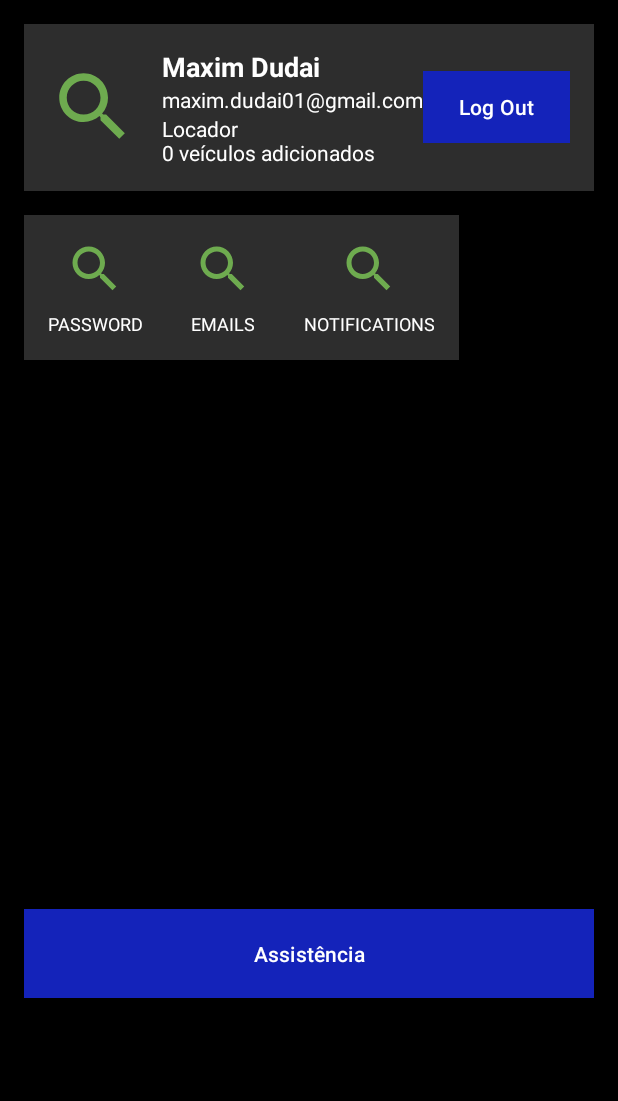
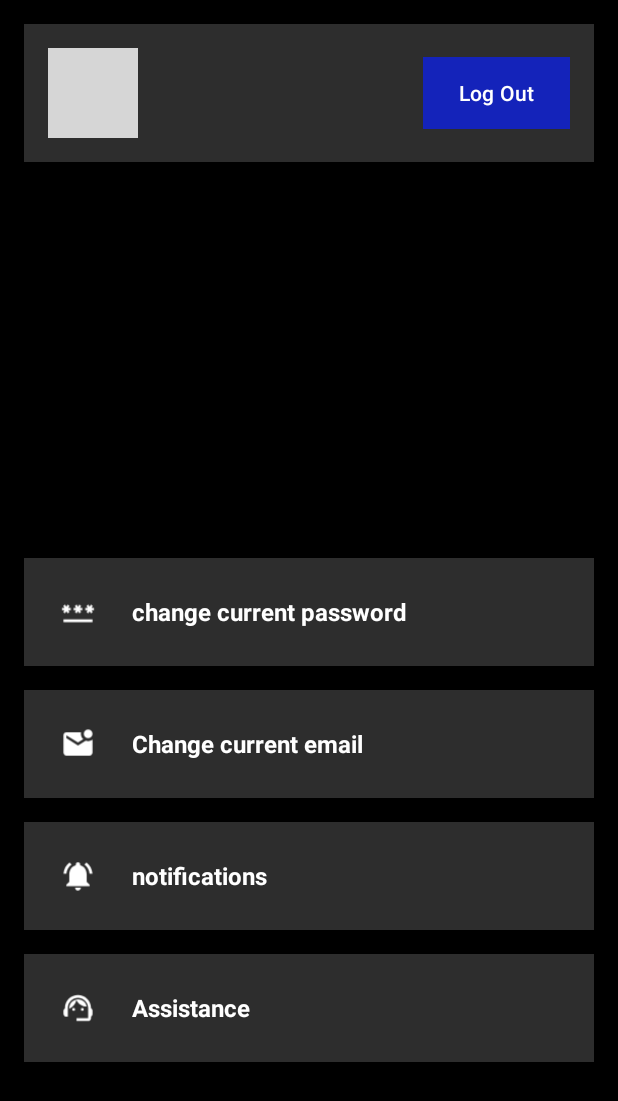
Before and after one commit to maximdudai/FastWheels, an Android app: the screen it shows after launch (UserProfile), after a tap on "LOGIN", on a phone screen of 412 x 824 dp. Shown: the top 1101 px of the screen. Run offline under Robolectric (Android 15) with nearby library versions, the phone set to English and light mode, and no system bars; grey boxes are pictures that could not be loaded.

Commit message:
PFW-15
- profile icons (user, password, email, notification, assistance)
- changed profile buttons order to vertical
- update profile UI with logged email

```diff
--- a/Mobile/app/src/main/AndroidManifest.xml
+++ b/Mobile/app/src/main/AndroidManifest.xml
@@ -14,7 +14,9 @@
         tools:targetApi="31">
         <activity
             android:name=".UserProfile"
-            android:exported="false" />
+            android:exported="false"
+            android:parentActivityName=".MainActivity"
+            />
         <activity
             android:name=".VehicleDetailsActivity"
             android:exported="false"
--- a/Mobile/app/src/main/java/pt/ipleiria/estg/dei/fastwheels/Login.java
+++ b/Mobile/app/src/main/java/pt/ipleiria/estg/dei/fastwheels/Login.java
@@ -57,45 +57,42 @@ public class Login extends AppCompatActivity {
 
     public void handleLoginAccount(View v) {
 
-        Intent toProfile = new Intent(this, UserProfile.class);
-        startActivity(toProfile);
-//
-//        boolean isDataEmpty = userEmail.length() == 0 && userPassword.length() == 0;
-//
-//        if(isDataEmpty)
-//            return;
-//
-//        if(!Helpers.isPasswordValid(userPassword.getText().toString())) {
-//            //TODO: custom error handler
-//            Toast.makeText(this, "Invalid Password", Toast.LENGTH_SHORT).show();
-//            return;
-//        }
-//        if(!Helpers.isEmailValid(userEmail.getText().toString())) {
-//            //TODO: custom error handler
-//            Toast.makeText(this, "Invalid email address", Toast.LENGTH_SHORT).show();
-//            return;
-//        }
-//
-//        //TODO: Query to database (POST) to check if user exists
-//
-//        if (keepLoggedInCheckbox.isChecked()) {
-//            SharedPreferences sharedPreferences = getSharedPreferences(PREFS_NAME, MODE_PRIVATE);
-//            SharedPreferences.Editor editor = sharedPreferences.edit();
-//            editor.putBoolean(KEY_KEEP_LOGGED_IN, true);
-//            editor.putString(KEY_EMAIL, userEmail.getText().toString());
-//            editor.putString(KEY_PASSWORD, userPassword.getText().toString());
-//            editor.apply();
-//        } else {
-//            // Remover credenciais caso não queira manter o login automático
-//            SharedPreferences sharedPreferences = getSharedPreferences(PREFS_NAME, MODE_PRIVATE);
-//            SharedPreferences.Editor editor = sharedPreferences.edit();
-//            editor.clear();
-//            editor.apply();
-//        }
-//
-//        // Redirecionar para a MainActivity
-//        Intent mainActivity = new Intent(this, MainActivity.class);
-//        startActivity(mainActivity);
-            finish();
+        boolean isDataEmpty = userEmail.length() == 0 && userPassword.length() == 0;
+
+        if(isDataEmpty)
+            return;
+
+        if(!Helpers.isPasswordValid(userPassword.getText().toString())) {
+            //TODO: custom error handler
+            Toast.makeText(this, "Invalid Password", Toast.LENGTH_SHORT).show();
+            return;
+        }
+        if(!Helpers.isEmailValid(userEmail.getText().toString())) {
+            //TODO: custom error handler
+            Toast.makeText(this, "Invalid email address", Toast.LENGTH_SHORT).show();
+            return;
+        }
+
+        //TODO: Query to database (POST) to check if user exists
+
+        if (keepLoggedInCheckbox.isChecked()) {
+            SharedPreferences sharedPreferences = getSharedPreferences(Constants.PREFS_NAME, MODE_PRIVATE);
+            SharedPreferences.Editor editor = sharedPreferences.edit();
+            editor.putBoolean(Constants.KEY_KEEP_LOGGED_IN, true);
+            editor.putString(Constants.KEY_EMAIL, userEmail.getText().toString());
+            editor.putString(Constants.KEY_PASSWORD, userPassword.getText().toString());
+            editor.apply();
+        } else {
+            // Remover credenciais caso não queira manter o login automático
+            SharedPreferences sharedPreferences = getSharedPreferences(Constants.PREFS_NAME, MODE_PRIVATE);
+            SharedPreferences.Editor editor = sharedPreferences.edit();
+            editor.clear();
+            editor.apply();
+        }
+
+        // Redirecionar para a MainActivity
+        Intent mainActivity = new Intent(this, UserProfile.class);
+        startActivity(mainActivity);
+        finish();
     }
 }
--- a/Mobile/app/src/main/java/pt/ipleiria/estg/dei/fastwheels/UserProfile.java
+++ b/Mobile/app/src/main/java/pt/ipleiria/estg/dei/fastwheels/UserProfile.java
@@ -4,6 +4,7 @@ import android.content.Intent;
 import android.content.SharedPreferences;
 import android.os.Bundle;
 import android.view.View;
+import android.widget.TextView;
 
 import androidx.appcompat.app.AppCompatActivity;
 
@@ -11,10 +12,22 @@ import pt.ipleiria.estg.dei.fastwheels.constants.Constants;
 
 public class UserProfile extends AppCompatActivity {
 
+    private TextView loggedEmail, loggedName;
+
     @Override
     protected void onCreate(Bundle savedInstanceState) {
         super.onCreate(savedInstanceState);
         setContentView(R.layout.activity_user_profile);
+
+        loggedEmail = findViewById(R.id.loggedEmail);
+        loggedName = findViewById(R.id.loggedName);
+
+        //get saved data
+        SharedPreferences sharedPreferences = getSharedPreferences(Constants.PREFS_NAME, MODE_PRIVATE);
+
+        // update UI
+        loggedEmail.setText(sharedPreferences.getString(Constants.KEY_EMAIL, null));
+        loggedName.setText(sharedPreferences.getString(Constants.KEY_EMAIL, null));
     }
 
     public void handleLogout(View v) {
--- a/Mobile/app/src/main/res/layout/activity_user_profile.xml
+++ b/Mobile/app/src/main/res/layout/activity_user_profile.xml
@@ -1,39 +1,31 @@
 <?xml version="1.0" encoding="utf-8"?>
-<androidx.constraintlayout.widget.ConstraintLayout xmlns:android="http://schemas.android.com/apk/res/android"
+<LinearLayout xmlns:android="http://schemas.android.com/apk/res/android"
     xmlns:app="http://schemas.android.com/apk/res-auto"
-    xmlns:tools="http://schemas.android.com/tools"
-    android:id="@+id/main"
     android:layout_width="match_parent"
     android:layout_height="match_parent"
-    tools:context=".UserProfile">
-
-    <ScrollView
-        android:layout_width="match_parent"
-        android:layout_height="match_parent"
-        android:background="#000000"
-        android:padding="16dp">
-
-        <LinearLayout
-            android:layout_width="match_parent"
-            android:layout_height="wrap_content"
+    xmlns:tools="http://schemas.android.com/tools"
     android:orientation="vertical"
-            android:gravity="center">
+    android:background="@color/black"
+    android:padding="16dp"
+    tools:context=".MainActivity">
 
     <!-- User Info Section -->
     <LinearLayout
+        android:id="@+id/userInfoSection"
         android:layout_width="match_parent"
         android:layout_height="wrap_content"
         android:orientation="horizontal"
+        android:gravity="center_vertical"
         android:background="#2D2D2D"
         android:padding="16dp"
-                android:layout_marginBottom="16dp"
-                android:gravity="center_vertical">
+        android:layout_marginBottom="16dp">
 
         <ImageView
             android:layout_width="60dp"
             android:layout_height="60dp"
-                    android:src="@drawable/ic_search"
+            android:src="@drawable/ic_man_foreground"
             android:layout_marginEnd="16dp"
+            android:contentDescription="@string/user_profile"
             app:tint="#99ff65" />
 
         <LinearLayout
@@ -43,24 +35,19 @@
             android:layout_weight="1">
 
             <TextView
+                android:id="@+id/loggedName"
                 android:layout_width="wrap_content"
                 android:layout_height="wrap_content"
-                        android:text="Maxim Dudai"
+                android:text="@string/profile_name"
                 android:textColor="#FFFFFF"
                 android:textSize="18sp"
                 android:textStyle="bold" />
 
             <TextView
+                android:id="@+id/loggedEmail"
                 android:layout_width="wrap_content"
                 android:layout_height="wrap_content"
-                        android:text="maxim.dudai01@gmail.com"
-                        android:textColor="#FFFFFF"
-                        android:textSize="14sp" />
-
-                    <TextView
-                        android:layout_width="wrap_content"
-                        android:layout_height="wrap_content"
-                        android:text="Locador\n0 veículos adicionados"
+                android:text="@string/profileemail_gmail_com"
                 android:textColor="#FFFFFF"
                 android:textSize="14sp" />
         </LinearLayout>
@@ -71,107 +58,137 @@
             android:layout_height="wrap_content"
             android:background="#8B0000"
             android:onClick="handleLogout"
-                    android:text="Log Out"
+            android:text="@string/profile_logout"
             android:textColor="#FFFFFF" />
+
     </LinearLayout>
 
     <!-- Action Buttons Section -->
-            <GridLayout
+    <View
+        android:id="@+id/view6"
+        android:layout_width="wrap_content"
+        android:layout_height="wrap_content"
+        android:layout_weight="1" />
+
+    <LinearLayout
+        android:id="@+id/actionButtonsSection"
         android:layout_width="match_parent"
         android:layout_height="wrap_content"
-                android:columnCount="3"
-                android:rowCount="1"
+        android:layout_marginBottom="100dp"
+        android:layout_weight="0"
+        android:background="#000000"
+        android:orientation="vertical">
+
+        <!-- Change Password Button -->
+        <LinearLayout
+            android:layout_width="match_parent"
+            android:layout_height="wrap_content"
             android:layout_marginBottom="16dp"
-                >
-
-                <LinearLayout
-                    android:layout_width="wrap_content"
-                    android:layout_height="wrap_content"
-                    android:orientation="vertical"
-                    android:gravity="center"
             android:background="#2D2D2D"
+            android:elevation="4dp"
+            android:gravity="center_vertical"
+            android:orientation="horizontal"
             android:padding="16dp">
 
             <ImageView
                 android:layout_width="40dp"
                 android:layout_height="40dp"
-                        android:src="@drawable/ic_search"
-                        app:tint="#99ff65" />
+                android:layout_marginEnd="16dp"
+                android:contentDescription="@string/profile_password"
+                android:src="@drawable/ic_password_foreground"
+                app:tint="#FFFFFF" />
 
             <TextView
                 android:layout_width="wrap_content"
                 android:layout_height="wrap_content"
-                        android:text="PASSWORD"
+                android:text="@string/change_current_password"
                 android:textColor="#FFFFFF"
-                        android:layout_marginTop="8dp"
-                        android:textSize="12sp" />
+                android:textSize="16sp"
+                android:textStyle="bold" />
         </LinearLayout>
 
+        <!-- Change Email Button -->
         <LinearLayout
-                    android:layout_width="wrap_content"
+            android:layout_width="match_parent"
             android:layout_height="wrap_content"
-                    android:orientation="vertical"
-                    android:gravity="center"
+            android:layout_marginBottom="16dp"
             android:background="#2D2D2D"
+            android:elevation="4dp"
+            android:gravity="center_vertical"
+            android:orientation="horizontal"
             android:padding="16dp">
 
             <ImageView
                 android:layout_width="40dp"
                 android:layout_height="40dp"
-                        android:src="@drawable/ic_search"
-                        app:tint="#99ff65" />
+                android:layout_marginEnd="16dp"
+                android:contentDescription="@string/profile_email"
+                android:src="@drawable/ic_email_foreground"
+                app:tint="#FFFFFF" />
 
             <TextView
                 android:layout_width="wrap_content"
                 android:layout_height="wrap_content"
-                        android:layout_marginTop="8dp"
-                        android:text="EMAILS"
+                android:text="@string/change_current_email"
                 android:textColor="#FFFFFF"
-                        android:textSize="12sp" />
+                android:textSize="16sp"
+                android:textStyle="bold" />
         </LinearLayout>
 
+        <!-- Notifications Button -->
         <LinearLayout
-                    android:layout_width="wrap_content"
+            android:layout_width="match_parent"
             android:layout_height="wrap_content"
+            android:layout_marginBottom="16dp"
             android:background="#2D2D2D"
-                    android:gravity="center"
-                    android:orientation="vertical"
+            android:elevation="4dp"
+            android:gravity="center_vertical"
+            android:orientation="horizontal"
             android:padding="16dp">
 
             <ImageView
                 android:layout_width="40dp"
                 android:layout_height="40dp"
-                        android:src="@drawable/ic_search"
-                        app:tint="#99ff65" />
+                android:layout_marginEnd="16dp"
+                android:contentDescription="@string/profile_notifications"
+                android:src="@drawable/ic_notification_foreground"
+                app:tint="#FFFFFF" />
 
             <TextView
                 android:layout_width="wrap_content"
                 android:layout_height="wrap_content"
-                        android:layout_marginTop="8dp"
-                        android:text="NOTIFICATIONS"
+                android:text="@string/profile_notifications"
                 android:textColor="#FFFFFF"
-                        android:textSize="12sp" />
+                android:textSize="16sp"
+                android:textStyle="bold" />
         </LinearLayout>
 
-            </GridLayout>
-
         <!-- Assistance Button -->
-            <View
-                android:id="@+id/view4"
-                android:layout_width="wrap_content"
-                android:layout_height="350dp"
-                android:layout_weight="2" />
-
-            <Button
+        <LinearLayout
             android:layout_width="match_parent"
             android:layout_height="wrap_content"
-                android:text="Assistência"
             android:background="#2D2D2D"
+            android:elevation="4dp"
+            android:gravity="center_vertical"
+            android:orientation="horizontal"
+            android:padding="16dp">
+
+            <ImageView
+                android:layout_width="40dp"
+                android:layout_height="40dp"
+                android:layout_marginEnd="16dp"
+                android:contentDescription="@string/assistance"
+                android:src="@drawable/ic_assistance_foreground"
+                app:tint="#FFFFFF" />
+
+            <TextView
+                android:layout_width="wrap_content"
+                android:layout_height="wrap_content"
+                android:text="@string/assistance"
                 android:textColor="#FFFFFF"
-                android:drawableStart="@drawable/ic_search"
-                android:padding="16dp" />
+                android:textSize="16sp"
+                android:textStyle="bold" />
         </LinearLayout>
-    </ScrollView>
+    </LinearLayout>
 
-
-</androidx.constraintlayout.widget.ConstraintLayout>
+</LinearLayout>
--- a/Mobile/app/src/main/res/values/strings.xml
+++ b/Mobile/app/src/main/res/values/strings.xml
@@ -13,4 +13,15 @@
     <!-- TODO: Remove or change this placeholder text -->
     <string name="hello_blank_fragment">Hello blank fragment</string>
     <string name="search">search_button</string>
+    <string name="assist_ncia">Assistência</string>
+    <string name="user_profile">user profile</string>
+    <string name="profile_password">password</string>
+    <string name="profile_email">emails</string>
+    <string name="profile_notifications">notifications</string>
+    <string name="profile_name">Profile Name</string>
+    <string name="profileemail_gmail_com">profileemail@gmail.com</string>
+    <string name="profile_logout">Log Out</string>
+    <string name="change_current_password">change current password</string>
+    <string name="change_current_email">Change current email</string>
+    <string name="assistance">Assistance</string>
 </resources>
```
Lines whose indentation alone changed are shown as unchanged.
